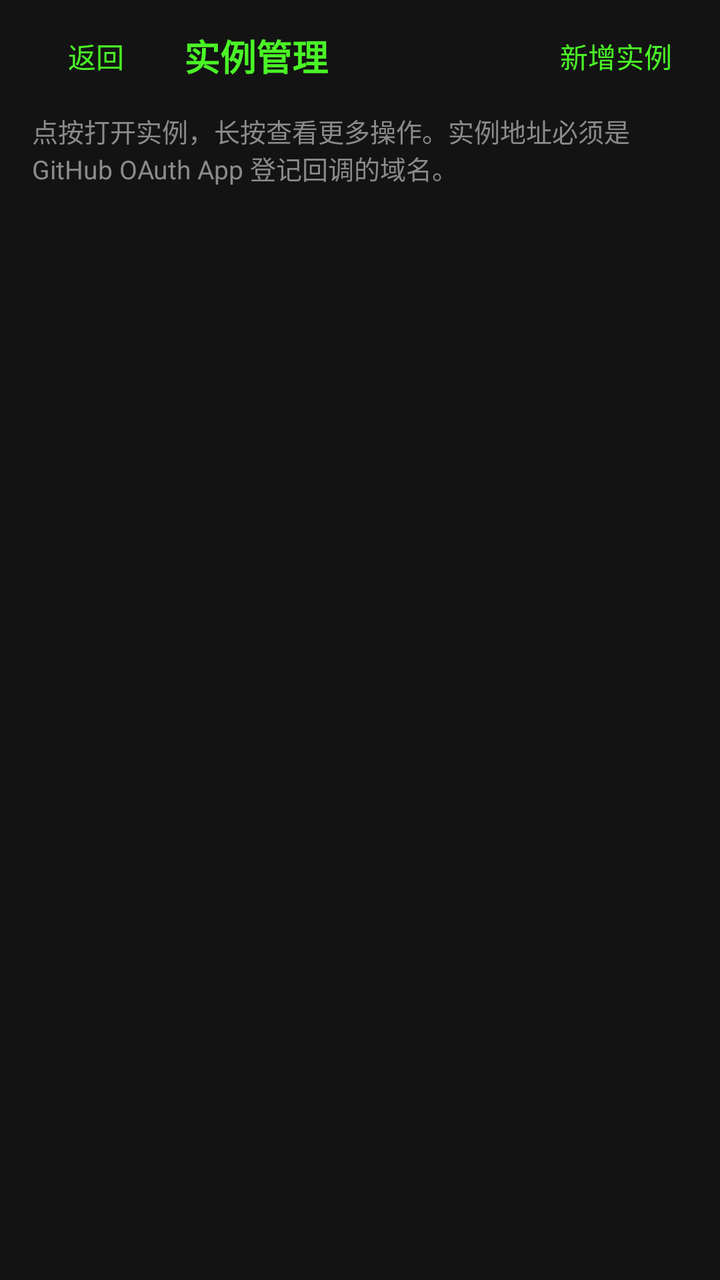
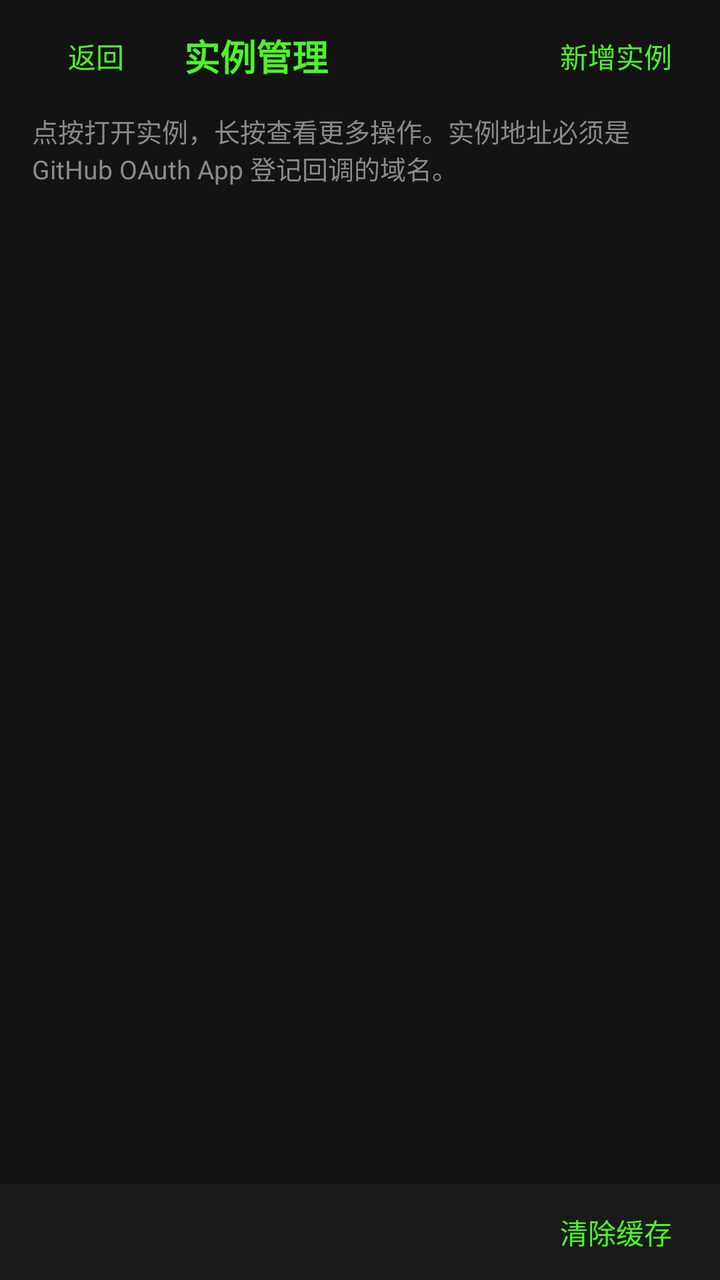

The first picture is an Android layout as it rendered before a commit; the second is the same layout after the commit. The layout source and the unified diff follow.
<!-- AndroidManifest.xml: application theme Theme.CloudSSH -->
<!-- res/layout/activity_manager.xml -->
<?xml version="1.0" encoding="utf-8"?>
<LinearLayout xmlns:android="http://schemas.android.com/apk/res/android"
    android:id="@+id/manager_root"
    android:layout_width="match_parent"
    android:layout_height="match_parent"
    android:background="@color/background"
    android:orientation="vertical">

    <LinearLayout
        android:layout_width="match_parent"
        android:layout_height="56dp"
        android:gravity="center_vertical"
        android:orientation="horizontal"
        android:paddingStart="4dp"
        android:paddingEnd="8dp">

        <Button
            android:id="@+id/back_button"
            style="@style/CloudSSH.TextButton"
            android:layout_width="wrap_content"
            android:layout_height="wrap_content"
            android:text="@string/back" />

        <TextView
            android:layout_width="0dp"
            android:layout_height="wrap_content"
            android:layout_weight="1"
            android:text="@string/manager_title"
            android:textColor="@color/accent"
            android:textSize="18sp"
            android:textStyle="bold" />

        <Button
            android:id="@+id/add_button"
            style="@style/CloudSSH.TextButton"
            android:layout_width="wrap_content"
            android:layout_height="wrap_content"
            android:text="@string/add_instance" />
    </LinearLayout>

    <TextView
        android:layout_width="match_parent"
        android:layout_height="wrap_content"
        android:paddingStart="16dp"
        android:paddingEnd="16dp"
        android:paddingBottom="8dp"
        android:text="@string/manager_hint"
        android:textColor="@color/muted"
        android:textSize="13sp" />

    <ListView
        android:id="@+id/instance_list"
        android:layout_width="match_parent"
        android:layout_height="0dp"
        android:layout_weight="1"
        android:divider="@color/border"
        android:dividerHeight="1dp" />
</LinearLayout>
<!-- resources referenced by this layout -->
<resources>
  <color name="accent">#FF4AF626</color>
  <color name="background">#FF131313</color>
  <color name="border">#FF2C2C2C</color>
  <color name="muted">#FF8A8A8A</color>
  <string name="add_instance">新增实例</string>
  <string name="back">返回</string>
  <string name="manager_hint">点按打开实例，长按查看更多操作。实例地址必须是 GitHub OAuth App 登记回调的域名。</string>
  <string name="manager_title">实例管理</string>
  <style name="CloudSSH.TextButton" parent="android:Widget.Material.Button.Borderless">
          <item name="android:textColor">@color/accent</item>
          <item name="android:textAllCaps">false</item>
      </style>
  <style name="Theme.CloudSSH" parent="android:Theme.Material.NoActionBar">
          <item name="android:windowBackground">@color/background</item>
          <item name="android:colorBackground">@color/background</item>
          <item name="android:colorAccent">@color/accent</item>
          <item name="android:colorPrimary">@color/background</item>
          <item name="android:statusBarColor">@android:color/transparent</item>
          <item name="android:navigationBarColor">@android:color/transparent</item>
          <item name="android:windowLightStatusBar">false</item>
          <item name="android:alertDialogTheme">@style/CloudSSH.Dialog</item>
      </style>
  <style name="CloudSSH.Dialog" parent="android:Theme.Material.Dialog.Alert">
          <item name="android:colorAccent">@color/accent</item>
          <item name="android:windowBackground">@color/surface</item>
      </style>
  <color name="surface">#FF1A1A1A</color>
</resources>

<!-- the commit's change to res/layout/activity_manager.xml (unified diff, before → after) -->
@@ -55,4 +55,31 @@
         android:layout_weight="1"
         android:divider="@color/border"
         android:dividerHeight="1dp" />
+
+    <LinearLayout
+        android:layout_width="match_parent"
+        android:layout_height="wrap_content"
+        android:background="@color/surface"
+        android:gravity="center_vertical"
+        android:orientation="horizontal"
+        android:paddingStart="16dp"
+        android:paddingEnd="8dp">
+
+        <TextView
+            android:id="@+id/storage_info"
+            android:layout_width="0dp"
+            android:layout_height="wrap_content"
+            android:layout_weight="1"
+            android:paddingTop="10dp"
+            android:paddingBottom="10dp"
+            android:textColor="@color/muted"
+            android:textSize="12sp" />
+
+        <Button
+            android:id="@+id/clear_cache_button"
+            style="@style/CloudSSH.TextButton"
+            android:layout_width="wrap_content"
+            android:layout_height="wrap_content"
+            android:text="@string/clear_cache" />
+    </LinearLayout>
 </LinearLayout>
<!-- resource entries referenced after the edit -->
@@ -6,6 +6,7 @@
   <color name="muted">#FF8A8A8A</color>
   <string name="add_instance">新增实例</string>
   <string name="back">返回</string>
+  <string name="clear_cache">清除缓存</string>
   <string name="manager_hint">点按打开实例，长按查看更多操作。实例地址必须是 GitHub OAuth App 登记回调的域名。</string>
   <string name="manager_title">实例管理</string>
   <style name="CloudSSH.TextButton" parent="android:Widget.Material.Button.Borderless">
